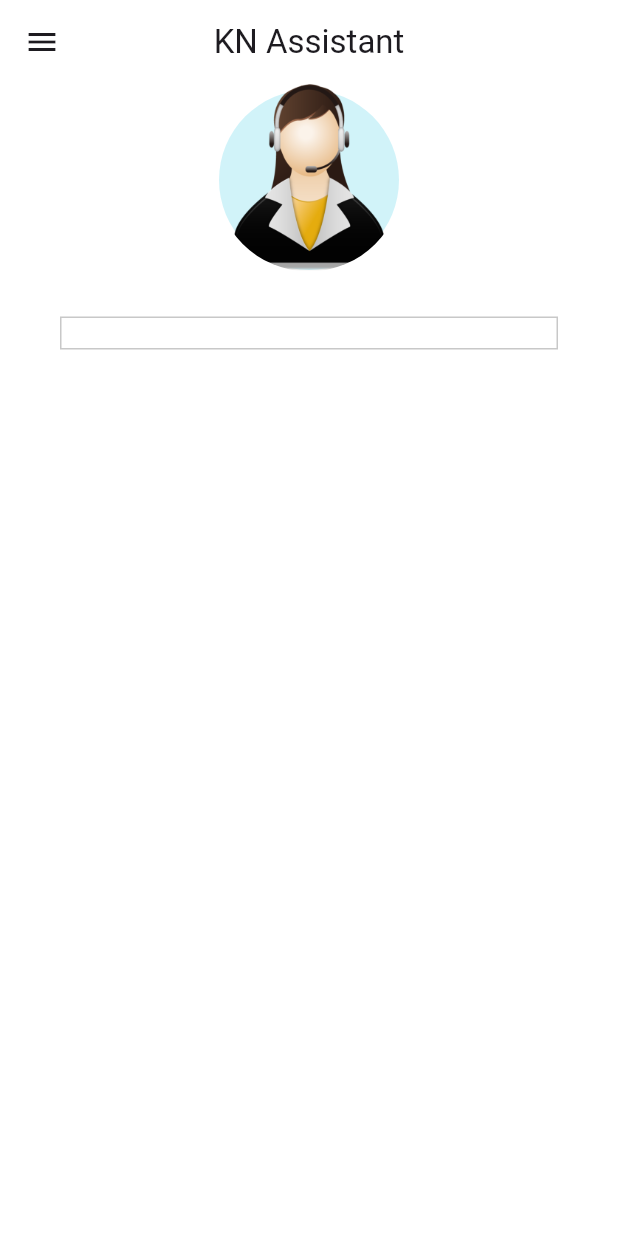
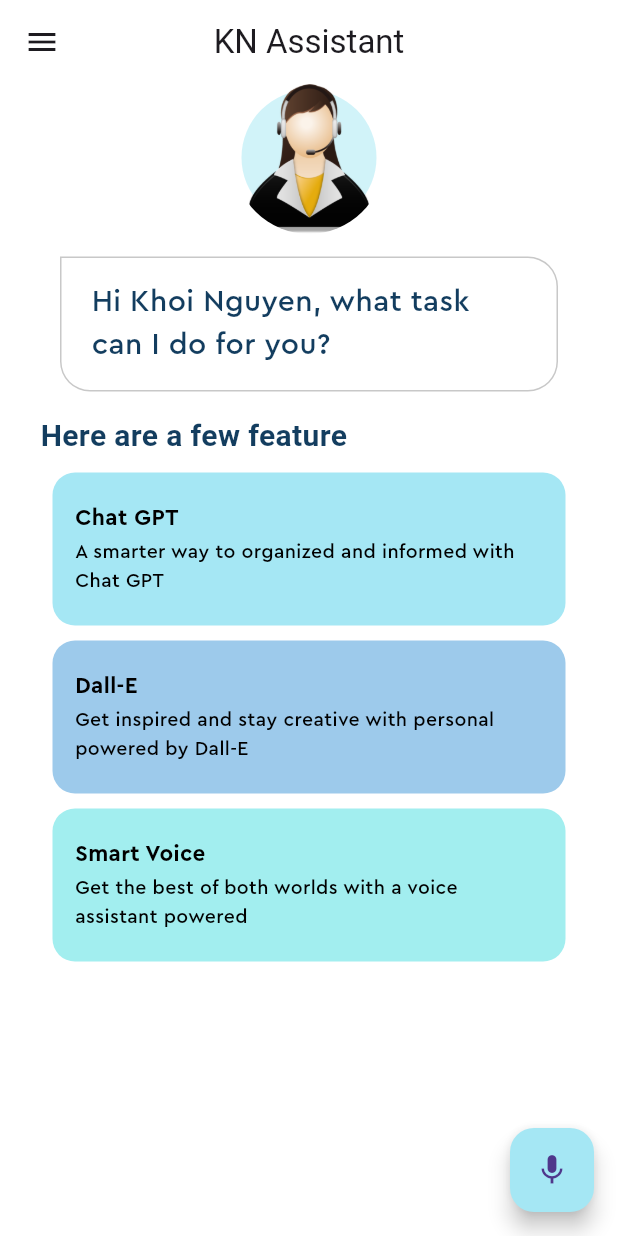
Before and after one commit to doanthekhoinguyen/Voice-GPT-Application, a Flutter app: the screen it shows after launch, on a phone screen of 412 x 824 dp. Run offline on Flutter 3.47's test engine with Material 2 defaults, Android fonts, the phone set to English and light mode, and no system bars; Roboto replaces fonts that are missing (Cere Pro).

Commit message:
2 complete UI

```diff
--- /dev/null
+++ b/lib/feature_box.dart
@@ -0,0 +1,62 @@
+import 'package:assistant/pallete.dart';
+import 'package:flutter/material.dart';
+
+class FeatureBox extends StatelessWidget {
+  final Color color;
+  final String headerText;
+  final String descriptionText;
+  const FeatureBox(
+      {super.key,
+      required this.color,
+      required this.headerText,
+      required this.descriptionText});
+
+  @override
+  Widget build(BuildContext context) {
+    return Container(
+      margin: const EdgeInsets.symmetric(
+        horizontal: 35,
+        vertical: 5,
+      ),
+      decoration: BoxDecoration(
+        color: color,
+        borderRadius: const BorderRadius.all(
+          Radius.circular(15),
+        ),
+      ),
+      child: Padding(
+        padding: const EdgeInsets.symmetric(vertical: 20).copyWith(
+          left: 15,
+        ),
+        child: Column(children: [
+          Align(
+            alignment: Alignment.centerLeft,
+            child: Text(
+              headerText,
+              style: const TextStyle(
+                fontFamily: 'Cera Pro',
+                color: Pallete.blackColor,
+                fontSize: 15,
+                fontWeight: FontWeight.bold,
+              ),
+            ),
+          ),
+          const SizedBox(
+            height: 3,
+          ),
+          Padding(
+            padding: const EdgeInsets.only(right: 20.0),
+            child: Text(
+              descriptionText,
+              style: const TextStyle(
+                fontFamily: 'Cera Pro',
+                color: Pallete.blackColor,
+                fontSize: 13,
+              ),
+            ),
+          ),
+        ]),
+      ),
+    );
+  }
+}
--- a/lib/home_page.dart
+++ b/lib/home_page.dart
@@ -1,3 +1,4 @@
+import 'package:assistant/feature_box.dart';
 import 'package:assistant/pallete.dart';
 import 'package:flutter/material.dart';
 
@@ -24,7 +25,7 @@ class _HomePageState extends State<HomePage> {
             children: [
               Center(
                 child: Container(
-                  height: 120,
+                  height: 90,
                   width: 120,
                   margin: const EdgeInsets.only(top: 4),
                   decoration: const BoxDecoration(
@@ -33,7 +34,7 @@ class _HomePageState extends State<HomePage> {
                 ),
               ),
               Container(
-                height: 125,
+                height: 100,
                 decoration: const BoxDecoration(
                   shape: BoxShape.circle,
                   image: DecorationImage(
@@ -52,14 +53,73 @@ class _HomePageState extends State<HomePage> {
               vertical: 10,
             ),
             margin: const EdgeInsets.symmetric(horizontal: 40).copyWith(
-              top: 30,
+              top: 15,
             ),
             decoration: BoxDecoration(
                 border: Border.all(
-              color: Pallete.borderColor,
-            )),
+                  color: Pallete.borderColor,
+                ),
+                borderRadius: BorderRadius.circular(20).copyWith(
+                  topLeft: Radius.zero,
+                )),
+            child: const Padding(
+              padding: EdgeInsets.symmetric(vertical: 5.0),
+              child: Text(
+                'Hi Khoi Nguyen, what task can I do for you?',
+                style: TextStyle(
+                  fontFamily: 'Cera Pro',
+                  color: Pallete.mainFontColor,
+                  fontSize: 20,
+                ),
+              ),
+            ),
+          ),
+          Container(
+            padding: const EdgeInsets.all(5),
+            alignment: Alignment.centerLeft,
+            margin: const EdgeInsets.only(
+              top: 10,
+              left: 22,
+            ),
+            child: const Text(
+              'Here are a few feature',
+              style: TextStyle(
+                fontFamily: 'Cere Pro',
+                color: Pallete.mainFontColor,
+                fontSize: 20,
+                fontWeight: FontWeight.bold,
+              ),
+            ),
+          ),
+          //featrue list
+          const Column(
+            children: [
+              FeatureBox(
+                color: Pallete.firstSuggestionBoxColor,
+                headerText: "Chat GPT",
+                descriptionText:
+                    'A smarter way to organized and informed with Chat GPT',
+              ),
+              FeatureBox(
+                color: Pallete.secondSuggestionBoxColor,
+                headerText: "Dall-E",
+                descriptionText:
+                    'Get inspired and stay creative with personal powered by Dall-E',
+              ),
+              FeatureBox(
+                color: Pallete.thirdSuggestionBoxColor,
+                headerText: "Smart Voice",
+                descriptionText:
+                    'Get the best of both worlds with a voice assistant powered',
+              ),
+            ],
           ),
         ],
+      ),
+      floatingActionButton: FloatingActionButton(
+        backgroundColor: Pallete.firstSuggestionBoxColor,
+        onPressed: () {},
+        child: const Icon(Icons.mic),
       ),
     );
   }
```
